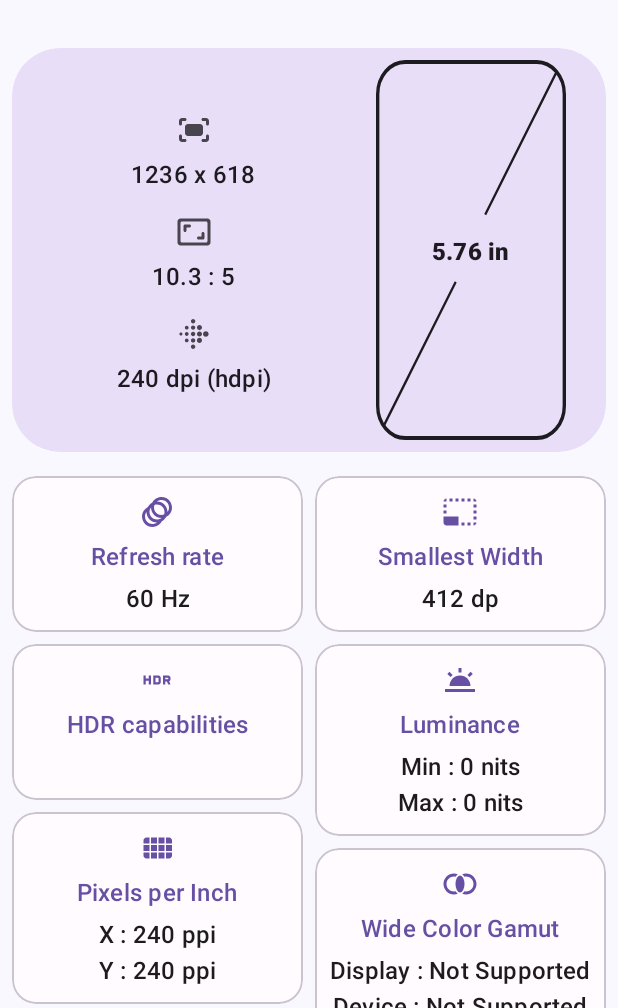
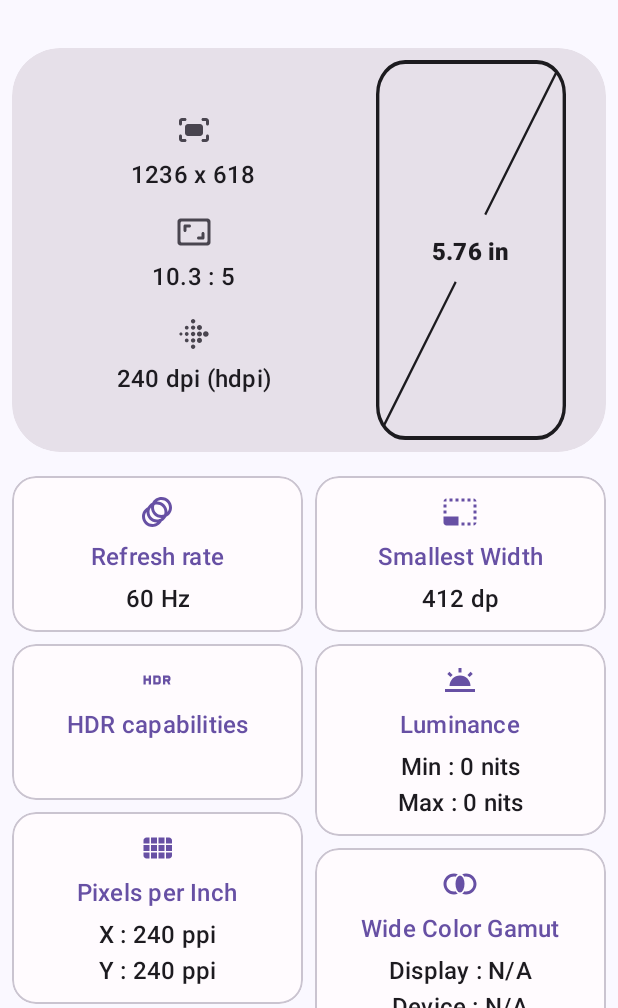
Before and after one commit to DrHowdyDoo/DisplayInfo, an Android app: the screen it shows after launch (MainActivity), on a phone screen of 412 x 824 dp, the part 228-1236 px from its top. Run offline under Robolectric (Android 15) with nearby library versions, the phone set to English and light mode, and no system bars; 5 statements that could not run were skipped.

Commit message:
bug fixes

```diff
--- a/app/src/main/java/com/drhowdydoo/displayinfo/MainActivity.java
+++ b/app/src/main/java/com/drhowdydoo/displayinfo/MainActivity.java
@@ -89,11 +89,12 @@ public class MainActivity extends AppCompatActivity {
     private String ratio(float a, float b) {
         //final int gcd = gcd(a,b);
         DecimalFormat format = new DecimalFormat("#");
+        DecimalFormat format2 = new DecimalFormat("#.#");
         final float gcd = 120;
         if(a > b) {
-            return a/gcd + " : " + format.format(b/gcd);
+            return format2.format(a/gcd) + " : " + format.format(b/gcd);
         } else {
-            return b/gcd + " : " + format.format(a/gcd);
+            return format2.format(b/gcd) + " : " + format.format(a/gcd);
         }
     }
 
@@ -139,6 +140,9 @@ public class MainActivity extends AppCompatActivity {
         int[] hdr = display.getHdrCapabilities().getSupportedHdrTypes();
         StringBuilder hdrCapabilities = new StringBuilder();
 
+        if(hdr.length == 0){
+            hdrCapabilities.append("N/A").append("\n").append("N/A");
+        }else {
             for(int i : hdr){
 
                 if(i == 1) hdrCapabilities.append("Dolby Vision HDR");
@@ -147,6 +151,8 @@ public class MainActivity extends AppCompatActivity {
                 if(i == 4) hdrCapabilities.append("HDR10+");
                 hdrCapabilities.append("\n");
             }
+        }
+
         return hdrCapabilities.toString().trim();
     }
     private String getLuminance(){
@@ -167,10 +173,10 @@ public class MainActivity extends AppCompatActivity {
         if(display.isWideColorGamut()){
             wideColorGamut.append("Supported").append("\n");
         }
-        else wideColorGamut.append("Not Supported").append("\n");
+        else wideColorGamut.append("N/A").append("\n");
         wideColorGamut.append("Device : ");
         if(config.isScreenWideColorGamut()) wideColorGamut.append("Supported");
-        else wideColorGamut.append("Not Supported");
+        else wideColorGamut.append("N/A");
 
         return wideColorGamut.toString();
     }
--- a/app/src/main/res/layout/activity_main.xml
+++ b/app/src/main/res/layout/activity_main.xml
@@ -54,7 +54,6 @@
             <com.google.android.material.card.MaterialCardView
                 android:id="@+id/materialCardView"
                 style="?attr/materialCardViewFilledStyle"
-                app:cardBackgroundColor="?colorSecondaryContainer"
                 android:layout_width="match_parent"
                 android:layout_height="wrap_content"
                 app:cardCornerRadius="32dp"
@@ -432,6 +431,7 @@
 
 
             <com.google.android.material.card.MaterialCardView
+                android:id="@+id/materialCardView_wide_color"
                 style="?attr/materialCardViewOutlinedStyle"
                 android:layout_width="0dp"
                 android:layout_height="wrap_content"
@@ -488,7 +488,7 @@
                 app:cardCornerRadius="16dp"
                 app:layout_constraintStart_toStartOf="parent"
                 app:layout_constraintEnd_toEndOf="parent"
-                app:layout_constraintTop_toBottomOf="@+id/materialCardView_refresh_rate"
+                app:layout_constraintTop_toBottomOf="@+id/materialCardView_wide_color"
                 style="?attr/materialCardViewOutlinedStyle">
 
                 <LinearLayout
--- a/app/src/main/res/values-night/themes.xml
+++ b/app/src/main/res/values-night/themes.xml
@@ -31,7 +31,7 @@
         <item name="colorSurfaceInverse">@color/purple_neutral_90</item>
         <item name="colorOnSurfaceInverse">@color/purple_neutral_20</item>
 
-        <item name="colorSurfaceVariant">@color/purple_neutral_variant_30</item>
+        <item name="colorSurfaceVariant">@color/purple_neutral_10</item>
         <item name="colorOnSurfaceVariant">@color/purple_neutral_variant_80</item>
 
         <item name="colorOutline">@color/purple_neutral_variant_60</item>
```
Lines whose indentation alone changed are shown as unchanged.
